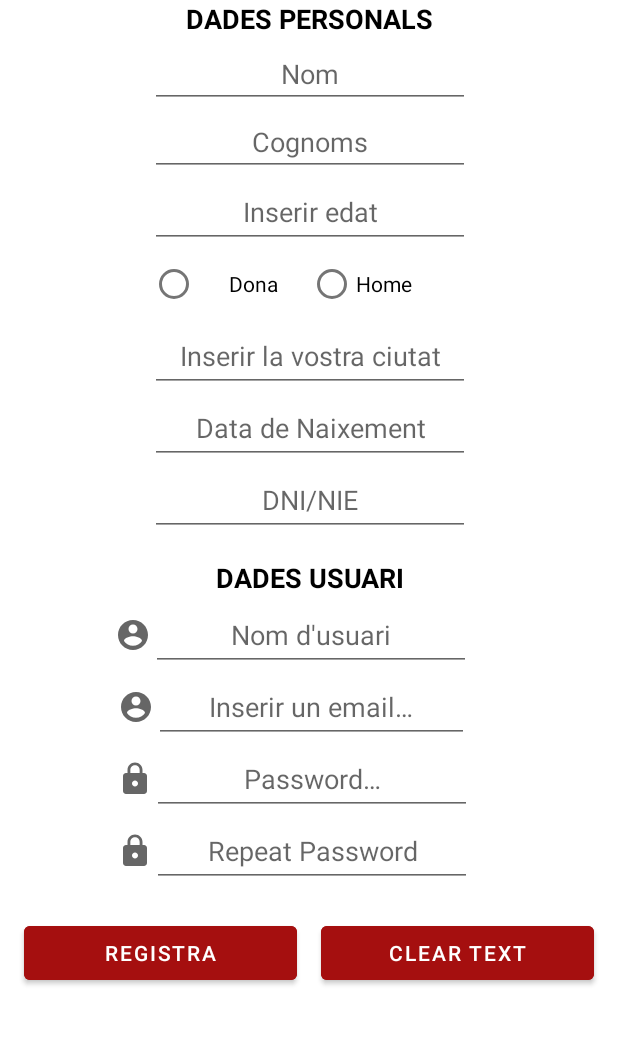
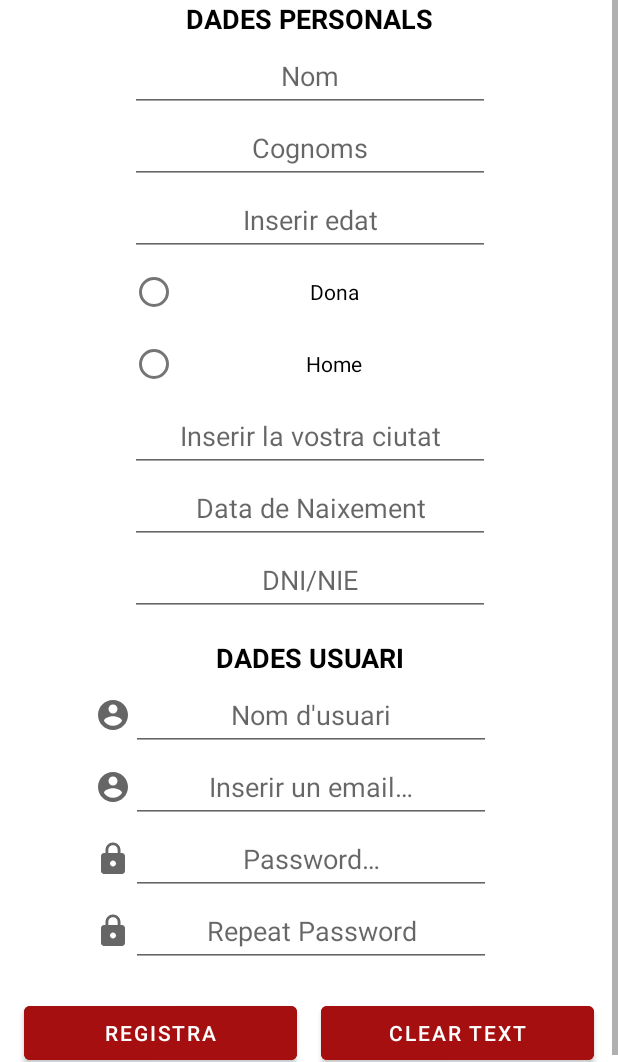
Before and after one commit to johanSantoss/ReserveSisha, an Android app: the screen it shows after launch (MainActivity), after a tap on "¿TODAVÍA NO ERES USUARIO?", on a phone screen of 412 x 824 dp, the part 174-1236 px from its top. Run offline under Robolectric (Android 15) with nearby library versions, the phone set to English and light mode, and no system bars; our stand-ins replace Firebase (no records; nobody signed in at launch, a user with empty details on screens opened directly), data binding, navigation-ui.

Commit message:
registre_fragment.xml -> Done

```diff
--- a/app/src/main/java/johan/santos/reservesisha/ui/access/login/LoginFragment.kt
+++ b/app/src/main/java/johan/santos/reservesisha/ui/access/login/LoginFragment.kt
@@ -109,6 +109,7 @@ class LoginFragment : Fragment() {
 
     private fun setInitFragment(user: FirebaseUser){
         // get type of user------------------------------------------------------------------------------------------------------------
+        //var typeUser = getTypeUser()
         var typeUser = "Admin"
         // generar action al directions to Main Fragment
         //var action: NavDirections? = null
@@ -138,19 +139,27 @@ class LoginFragment : Fragment() {
         val supportActionBar = (requireActivity() as AppCompatActivity).supportActionBar
         supportActionBar?.show()
          */
-        // get type of user--------------------------------------------------------------------------------------------
-        typeUser = "holaa"
+        // get type of user--------------------------------------------------------------------------------------------------------------
+        typeUser = getTypeUser()
         // mostrar menus según el "user" que ha hecho LOGIN
         when (typeUser) {
-            "admin"         -> (activity as MainActivity).enableMenuAdmin()
-            "business"      -> (activity as MainActivity).enableMenuBusiness()
-            "currentUser"   -> (activity as MainActivity).enableMenuCurrentUser()
+            "Admin"         -> (activity as MainActivity).enableMenuAdmin()
+            "Business"      -> (activity as MainActivity).enableMenuBusiness()
+            "CurrentUser"   -> (activity as MainActivity).enableMenuCurrentUser()
         }
     }
+    /*
     override fun onActivityCreated(savedInstanceState: Bundle?) {
         super.onActivityCreated(savedInstanceState)
         viewModel = ViewModelProvider(this).get(LoginViewModel::class.java)
         // TODO: Use the ViewModel
-    }//
+    }*/
+
+    private fun getTypeUser() : String {
+        var type = ""
+
+        return type
+    }
+
 
 }
--- a/app/src/main/java/johan/santos/reservesisha/ui/access/registre/RegistreFragment.kt
+++ b/app/src/main/java/johan/santos/reservesisha/ui/access/registre/RegistreFragment.kt
@@ -60,6 +60,10 @@ class RegistreFragment : Fragment() {
             }
         }
 
+        binding.editTextDataNaixement.setOnClickListener {
+            showDatePickerDialog()
+        }
+
         binding.btnClear.setOnClickListener {
             clearDates()
         }
@@ -67,31 +71,9 @@ class RegistreFragment : Fragment() {
         if (viewModel.estadoRegistro.value == 1 ) restaurarDatos()
 
         return  binding.root
-//        return inflater.inflate(R.layout.fragment_register, container, false)
     }
 
-    override fun onResume() {
-        super.onResume()
-        val supportActionBar = (requireActivity() as AppCompatActivity).supportActionBar
-        (activity as MainActivity).disableMenus()
 
-        supportActionBar?.hide()
-    }
-
-    override fun onStop() {
-        super.onStop()
-        val supportActionBar = (requireActivity() as AppCompatActivity).supportActionBar
-        saveDatesUserViewModel()
-        supportActionBar?.show()
-
-        (activity as MainActivity).logut()
-    }
-
-    override fun onActivityCreated(savedInstanceState: Bundle?) {
-        super.onActivityCreated(savedInstanceState)
-        viewModel = ViewModelProvider(this).get(RegistreViewModel::class.java)
-        // TODO: Use the ViewModel
-    }
 
     private fun createAccount(email: String, password: String, password2: String) {
 
@@ -123,6 +105,7 @@ class RegistreFragment : Fragment() {
             (activity as MainActivity).toastView("Passwords not equals!")
         }
     }
+
     private fun restaurarDatos(){
         binding.editTextName.setText(viewModel.nom.value)
         binding.editTextCognom.setText(viewModel.cognom.value)
@@ -151,9 +134,15 @@ class RegistreFragment : Fragment() {
         binding.editTextPassword2.text.clear()
     }
 
-    // generar/implementar datapicker para obtener fecha -----------------------------------------------------------------
-    //--------------------------------------------------------------------------------------------------------------------
-    //--------------------------------------------------------------------------------------------------------------------
+    // generar un picker para poder seleccionar la fecha requerida
+    private fun showDatePickerDialog() {
+        val datePicker = DatePickerFragment {day, month, year -> onDateSelected(day, month, year)}
+        datePicker.show(childFragmentManager, "datePicker")
+    }
+    // setea el "editText" con la fecha obtenida
+    private fun onDateSelected(day:Int, month:Int, year:Int){
+        binding.editTextDataNaixement.setText("$day/$month/$year")
+    }
 
     private fun saveDatesUserViewModel(){
         viewModel.setNom(binding.editTextName.text.toString().trim())
@@ -170,6 +159,7 @@ class RegistreFragment : Fragment() {
         // indica que los datos sehan guardado y por lo tanto se han de restaurar
         viewModel.setEstadoRegistro(1)
     }
+
     private fun saveDatesUserDataBase() {
         Log.d(TAG, "saveDatesUserDataBase: start")
         val auth = (activity as MainActivity).getAuth()
@@ -201,7 +191,6 @@ class RegistreFragment : Fragment() {
         myRefDadesUser.setValue(user)
         Log.d(TAG, "saveDataClass - success")
 
-        // revisar si se guarda bien en la lista--------------------------------------------------------------------------------------------------
         // Se genera el acceso a la DDBB a la llista amb els noms de usuaris disponibles
         val myRefNameUser = database.getReference(
             "AllUsers/LlistatUsersName/${
@@ -217,6 +206,25 @@ class RegistreFragment : Fragment() {
         Log.d(TAG, "saveDatesUserDataBase: end")
     }
 
+    /**
+     * hay que verificar que el 'NameUser' no existeixi --------------------------------------------------------------------------------------------
+     * -- Pendiente a implementar --
+     */
+    private fun controlNameUser() : Boolean{
+        var existeix = false
+        /*
+        // Se genera el acceso a la DDBB a la llista amb els noms de usuaris disponibles
+        val myRefNameUser = database.getReference("/AllUsers/LlistatUsersName/${viewModel.nomUsuari.toString().lowercase()}")
+        // Se settean y suben el nou nom d'usuari a la llista que els compte tots
+        if (myRefNameUser.key != null) {
+            existeix = true
+            (activity as MainActivity).toastView(myRefNameUser.key!!)
+        }
+        myRefNameUser.
+        */
+
+        return existeix
+    }
 
     private fun controlDadesRegistre() : String? {
         var missatgeSortida : String? = null
@@ -249,22 +257,28 @@ class RegistreFragment : Fragment() {
 
         return missatgeSortida
     }
-    // hay que verificar que el 'NameUser' no existeixi --------------------------------------------------------------------------------------------
-    private fun controlNameUser() : Boolean{
-        var existeix = false
-/*
-        // Se genera el acceso a la DDBB a la llista amb els noms de usuaris disponibles
-        val myRefNameUser = database.getReference("/AllUsers/LlistatUsersName/${viewModel.nomUsuari.toString().lowercase()}")
-        // Se settean y suben el nou nom d'usuari a la llista que els compte tots
-        if (myRefNameUser.key != null) {
-            existeix = true
-            (activity as MainActivity).toastView(myRefNameUser.key!!)
-        }
-        myRefNameUser.
-*/
 
+    override fun onResume() {
+        super.onResume()
+        val supportActionBar = (requireActivity() as AppCompatActivity).supportActionBar
+        (activity as MainActivity).disableMenus()
 
-        return existeix
+        supportActionBar?.hide()
     }
 
+    override fun onStop() {
+        super.onStop()
+        val supportActionBar = (requireActivity() as AppCompatActivity).supportActionBar
+        saveDatesUserViewModel()
+        supportActionBar?.show()
+
+        (activity as MainActivity).logut()
+    }
+
+    /*
+    override fun onActivityCreated(savedInstanceState: Bundle?) {
+        super.onActivityCreated(savedInstanceState)
+        viewModel = ViewModelProvider(this).get(RegistreViewModel::class.java)
+    } */
+
 }
--- a/app/src/main/res/layout/registre_fragment.xml
+++ b/app/src/main/res/layout/registre_fragment.xml
@@ -59,12 +59,13 @@
 
                 <EditText
                     android:id="@+id/editTextName"
-                    android:layout_width="wrap_content"
+                    android:layout_width="240dp"
                     android:layout_height="wrap_content"
                     android:layout_marginTop="2dp"
                     android:ems="10"
                     android:hint="Nom"
                     android:inputType="textPersonName"
+                    android:minHeight="48dp"
                     android:textAlignment="center"
                     app:layout_constraintEnd_toEndOf="@+id/tvDadesPersonals"
                     app:layout_constraintStart_toStartOf="@+id/tvDadesPersonals"
@@ -73,8 +74,8 @@
 
                 <EditText
                     android:id="@+id/editTextCognom"
-                    android:layout_width="wrap_content"
-                    android:layout_height="wrap_content"
+                    android:layout_width="240dp"
+                    android:layout_height="48dp"
                     android:ems="10"
                     android:hint="Cognoms"
                     android:inputType="textPersonName"
@@ -86,7 +87,7 @@
 
                 <EditText
                     android:id="@+id/editTextEdat"
-                    android:layout_width="wrap_content"
+                    android:layout_width="240dp"
                     android:layout_height="wrap_content"
                     android:ems="10"
                     android:hint="@string/edat"
@@ -102,14 +103,14 @@
                     android:id="@+id/radioGroupRegistre"
                     android:layout_width="0dp"
                     android:layout_height="wrap_content"
-                    android:orientation="horizontal"
+                    android:orientation="vertical"
                     app:layout_constraintEnd_toEndOf="@+id/editTextEdat"
                     app:layout_constraintStart_toStartOf="@+id/editTextEdat"
                     app:layout_constraintTop_toBottomOf="@+id/editTextEdat">
 
                     <RadioButton
                         android:id="@+id/radioBtn1"
-                        android:layout_width="105dp"
+                        android:layout_width="match_parent"
                         android:layout_height="wrap_content"
                         android:text="@string/sexe1"
                         android:textAlignment="center" />
@@ -118,12 +119,13 @@
                         android:id="@+id/radioBtn2"
                         android:layout_width="match_parent"
                         android:layout_height="wrap_content"
-                        android:text="@string/sexe2" />
+                        android:text="@string/sexe2"
+                        android:textAlignment="center" />
                 </RadioGroup>
 
                 <EditText
                     android:id="@+id/editTextCiutat"
-                    android:layout_width="wrap_content"
+                    android:layout_width="240dp"
                     android:layout_height="wrap_content"
                     android:ems="10"
                     android:hint="@string/ciutat"
@@ -133,17 +135,18 @@
                     app:layout_constraintEnd_toEndOf="@+id/radioGroupRegistre"
                     app:layout_constraintStart_toStartOf="@+id/radioGroupRegistre"
                     app:layout_constraintTop_toBottomOf="@+id/radioGroupRegistre"
-                    tools:ignore="TextContrastCheck"
-                    tools:layout_editor_absoluteX="101dp"
-                    tools:layout_editor_absoluteY="186dp" />
+                    tools:ignore="TextContrastCheck" />
 
                 <EditText
                     android:id="@+id/editTextDataNaixement"
-                    android:layout_width="wrap_content"
+                    android:layout_width="240dp"
                     android:layout_height="wrap_content"
                     android:ems="10"
                     android:hint="Data de Naixement"
-                    android:inputType="text"
+                    android:inputType="date"
+                    android:focusable="false"
+                    android:clickable="false"
+                    android:maxLines="1"
                     android:minHeight="48dp"
                     android:textAlignment="center"
                     app:layout_constraintEnd_toEndOf="@+id/editTextCiutat"
@@ -153,7 +156,7 @@
 
                 <EditText
                     android:id="@+id/editTextIdentificadorPersonal"
-                    android:layout_width="wrap_content"
+                    android:layout_width="240dp"
                     android:layout_height="wrap_content"
                     android:ems="10"
                     android:hint="DNI/NIE"
@@ -190,7 +193,7 @@
 
                 <EditText
                     android:id="@+id/editTextNomUsuari"
-                    android:layout_width="wrap_content"
+                    android:layout_width="240dp"
                     android:layout_height="wrap_content"
                     android:layout_marginTop="2dp"
                     android:ems="10"
@@ -215,8 +218,8 @@
 
                 <EditText
                     android:id="@+id/editTextEmailRegister"
-                    android:layout_width="210dp"
-                    android:layout_height="48dp"
+                    android:layout_width="240dp"
+                    android:layout_height="wrap_content"
                     android:ems="10"
                     android:hint="@string/emailRegister"
                     android:inputType="textEmailAddress"
@@ -239,7 +242,7 @@
 
                 <EditText
                     android:id="@+id/editTextPassword"
-                    android:layout_width="wrap_content"
+                    android:layout_width="240dp"
                     android:layout_height="wrap_content"
                     android:ems="10"
                     android:hint="@string/passwordRegister"
@@ -263,7 +266,7 @@
 
                 <EditText
                     android:id="@+id/editTextPassword2"
-                    android:layout_width="wrap_content"
+                    android:layout_width="240dp"
                     android:layout_height="wrap_content"
                     android:ems="10"
                     android:hint="@string/passwordLogin2"
--- a/app/src/main/res/values/themes.xml
+++ b/app/src/main/res/values/themes.xml
@@ -13,4 +13,9 @@
         <item name="android:statusBarColor" tools:targetApi="l">?attr/colorPrimaryVariant</item>
         <!-- Customize your theme here. -->
     </style>
+
+    <style name="datePickerTheme" parent="android:Theme.Material.Light.Dialog">
+        <item name="android:colorAccent">@color/buttonColor</item>
+    </style>
+
 </resources>
```
Also changed, not shown: app/src/main/java/johan/santos/reservesisha/ui/access/registre/DatePickerFragment.kt (added, +28 -0 lines).
